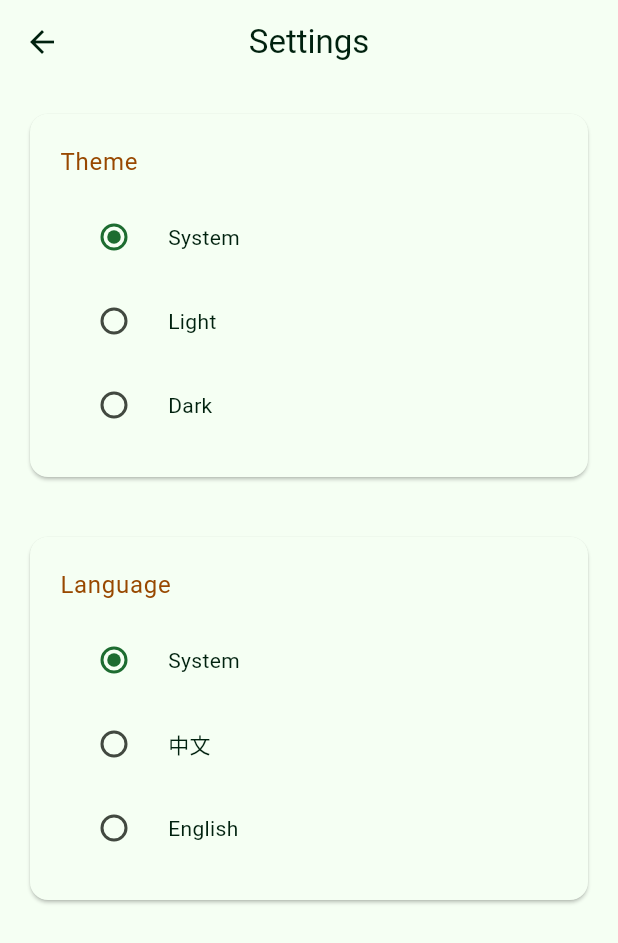
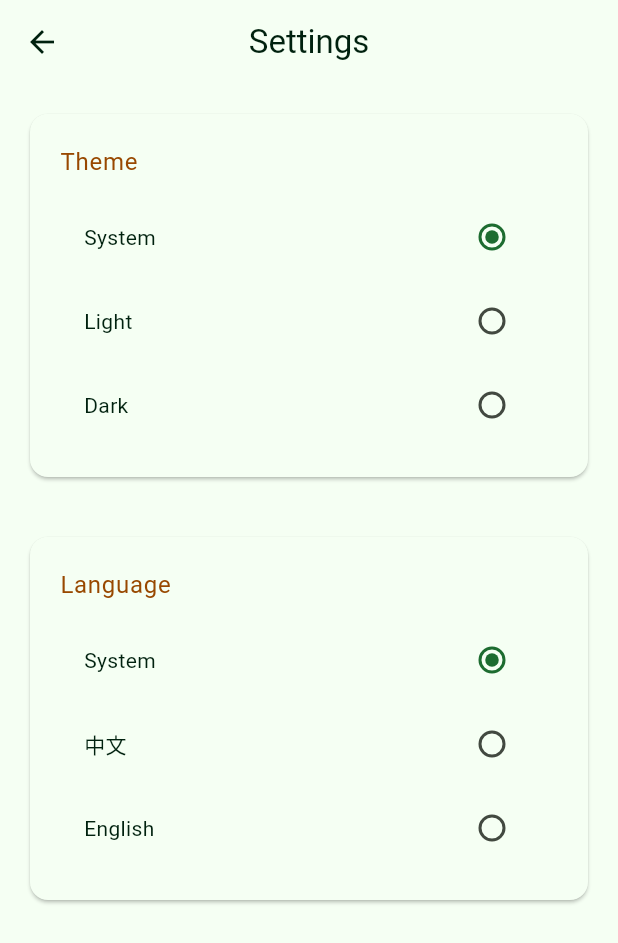
Before and after one commit to mao720/object_note, a Flutter app: the SettingsPage screen opened by its route, on a phone screen of 412 x 824 dp. Shown: the top 943 px of the screen. Run offline on Flutter 3.47's test engine with Material 2 defaults, Android fonts, the phone set to English and light mode, and no system bars; our stand-ins replace get, lottie, shared_preferences; accounts and stored records are empty; Roboto replaces fonts that are missing (LXGWWenKaiLite).

Commit message:
feature-setting

```diff
--- a/lib/pages/settings/settings_view.dart
+++ b/lib/pages/settings/settings_view.dart
@@ -14,6 +14,7 @@ class SettingsPage extends StatelessWidget {
   @override
   Widget build(BuildContext context) {
     return Scaffold(
+        backgroundColor: Theme.of(context).colorScheme.background,
         appBar: createBaseAppBar(title: 'Settings'.tr),
         body: Column(
           children: [
@@ -74,6 +75,7 @@ class SettingsPage extends StatelessWidget {
     return Obx(() {
       return RadioListTile(
         activeColor: Theme.of(context).colorScheme.primary,
+        controlAffinity: ListTileControlAffinity.trailing,
         title: Text(title, style: Theme.of(context).textTheme.bodyMedium),
         value: value,
         groupValue: groupValue.value,
```
Also changed, not shown: lib/i18n/translations.dart (+8 -0 lines).
